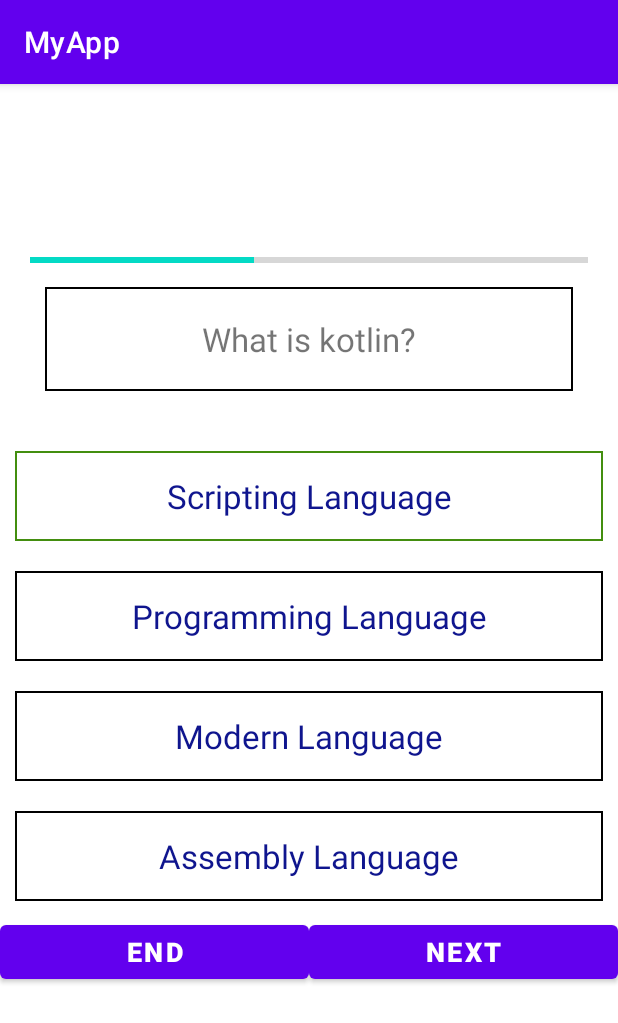
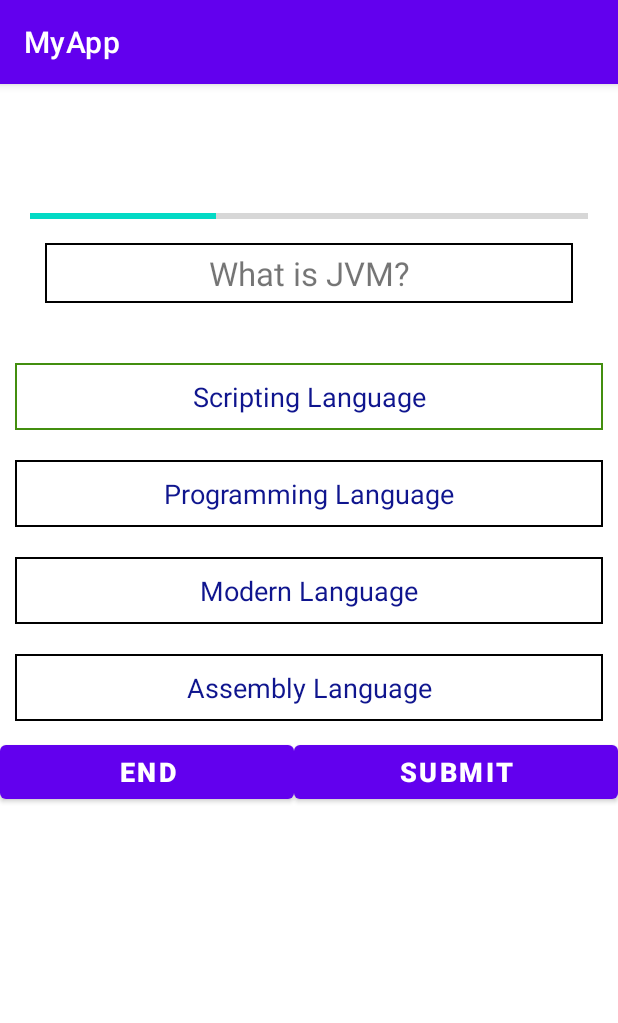
Before and after one commit to neha-0415/KotlinDemo, an Android app: the QuizActivity screen opened directly, with no data from a screen before it, after a tap on "Scripting Language", on a phone screen of 412 x 824 dp. Shown: the top 1023 px of the screen. Run offline under Robolectric (Android 15) with nearby library versions, the phone set to English and light mode, and no system bars; 2 statements that could not run were skipped.

Commit message:
QuizActivity 2.3

```diff
--- a/app/src/main/AndroidManifest.xml
+++ b/app/src/main/AndroidManifest.xml
@@ -1,7 +1,8 @@
 <?xml version="1.0" encoding="utf-8"?>
 <manifest xmlns:android="http://schemas.android.com/apk/res/android"
     package="com.example.myapp">
-
+    <uses-permission android:name="android.permission.INTERNET" />
+    <uses-permission android:name="android.permission.ACCESS_NETWORK_STATE"/>
     <application
         android:allowBackup="true"
         android:icon="@mipmap/ic_launcher"
--- a/app/src/main/java/com/example/myapp/QuizActivity.kt
+++ b/app/src/main/java/com/example/myapp/QuizActivity.kt
@@ -1,10 +1,13 @@
 package com.example.myapp
 
+import android.content.Intent
 import androidx.appcompat.app.AppCompatActivity
 import android.os.Bundle
 import android.view.View
 import android.widget.Button
+import android.widget.ProgressBar
 import android.widget.TextView
+import android.widget.Toast
 import androidx.core.content.ContextCompat
 
 class QuizActivity : AppCompatActivity(),View.OnClickListener{
@@ -12,12 +15,10 @@ class QuizActivity : AppCompatActivity(),View.OnClickListener{
     private var listOfQuestions:ArrayList<Questions>? = null
     var currentPosition = 1;
     lateinit var question:TextView
-    lateinit var optionOne:TextView
-    lateinit var optionTwo:TextView
-    lateinit var optionThree:TextView
-    lateinit var optionFour:TextView
     lateinit var submitBtn:Button
     var selectedChoice:Int=0
+    lateinit var optionList:List<TextView>
+    var score:Int =0
 
 
     override fun onCreate(savedInstanceState: Bundle?) {
@@ -27,17 +28,29 @@ class QuizActivity : AppCompatActivity(),View.OnClickListener{
         var utility = Utility()
         listOfQuestions = utility.getQuestion()
 
+        //listOfQuestions=utility.getQuestionsFromGithub()
+
         var name:String? = intent.getStringExtra("name")
         var q_name = findViewById<TextView>(R.id.q_name_)
         q_name.text= name
 
-        optionOne = findViewById<TextView>(R.id.tv_option_one)
-        optionTwo = findViewById<TextView>(R.id.tv_option_two)
-        optionThree = findViewById<TextView>(R.id.tv_option_three)
-        optionFour = findViewById<TextView>(R.id.tv_option_four)
+        var optionOne = findViewById<TextView>(R.id.tv_option_one)
+        var optionTwo = findViewById<TextView>(R.id.tv_option_two)
+        var optionThree = findViewById<TextView>(R.id.tv_option_three)
+        var optionFour = findViewById<TextView>(R.id.tv_option_four)
+
+        val progressBar = findViewById<ProgressBar>(R.id.q_progress)
+        progressBar.max =listOfQuestions!!.size
+        progressBar.progress=currentPosition
         submitBtn=findViewById<Button>(R.id.q_btn_next)
 
+        optionList = listOf<TextView>(optionOne,optionTwo,optionThree,optionFour)
+
         setQuestion();
+
+        for(option in optionList){
+            option.setOnClickListener(this)
+        }
 
         optionOne.setOnClickListener(this)
         optionTwo.setOnClickListener(this)
@@ -46,63 +59,93 @@ class QuizActivity : AppCompatActivity(),View.OnClickListener{
 
         submitBtn.setOnClickListener(View.OnClickListener {
             var ans = listOfQuestions!!.get(currentPosition-1).answer
-            checkAnswer(ans,selectedChoice);
+            val btnText:String = submitBtn.text.toString()
+            when(btnText){
+                "SUBMIT" ->{
+                    checkAnswer(ans,selectedChoice);
+                    for(option in optionList){
+                        option.setClickable(false)
+                    }
+                    if(listOfQuestions!!.size==currentPosition){
+                        submitBtn.setText("FINISH")
+                    }
+                    else {
+                        submitBtn.setText("NEXT");
+                    }
+                }
+                "NEXT" -> {
+                    currentPosition++
+                    setQuestion();
+                    for(option in optionList) {
+                        option.setClickable(true)
+                    }
+                    progressBar.progress=currentPosition
+                }
+                "FINISH" ->{
+                    Toast.makeText(this, "Your Score is $score", Toast.LENGTH_LONG).show()
+                    var intent = Intent(this,SonetQuiz()::class.java)
+                    startActivity(intent)
+                    finish()
+                }
+            }
         })
     }
 
-    private fun checkAnswer(ans:Int,id:Int) {
-        when(ans){
+    private fun checkAnswer(ans:Int,selectedChoice:Int) {
+        when(selectedChoice){
             1 -> {
-                if(ans == id)
-                    optionOne.background = ContextCompat.getDrawable(this, R.drawable.right_option_color)
-                else
-                    optionOne.background = ContextCompat.getDrawable(this, R.drawable.wrong_option_color)
+                optionList.get(selectedChoice-1).background=ContextCompat.getDrawable(this, R.drawable.wrong_option_color)
+                optionList.get(ans-1).background = ContextCompat.getDrawable(this, R.drawable.right_option_color)
             }
             2 -> {
-                if(ans == id)
-                    optionTwo.background = ContextCompat.getDrawable(this, R.drawable.right_option_color)
-                else
-                    optionTwo.background = ContextCompat.getDrawable(this, R.drawable.wrong_option_color)
+                optionList.get(selectedChoice-1).background=ContextCompat.getDrawable(this, R.drawable.wrong_option_color)
+                optionList.get(ans-1).background = ContextCompat.getDrawable(this, R.drawable.right_option_color)
             }
             3 -> {
-                if(ans == id)
-                    optionThree.background = ContextCompat.getDrawable(this, R.drawable.right_option_color)
-                else
-                    optionThree.background = ContextCompat.getDrawable(this, R.drawable.wrong_option_color)
+                optionList.get(selectedChoice-1).background=ContextCompat.getDrawable(this, R.drawable.wrong_option_color)
+                optionList.get(ans-1).background = ContextCompat.getDrawable(this, R.drawable.right_option_color)
             }
             4 -> {
-                if(ans == id)
-                    optionFour.background = ContextCompat.getDrawable(this, R.drawable.right_option_color)
-                else
-                    optionFour.background = ContextCompat.getDrawable(this, R.drawable.wrong_option_color)
+                optionList.get(selectedChoice-1).background=ContextCompat.getDrawable(this, R.drawable.wrong_option_color)
+                optionList.get(ans-1).background = ContextCompat.getDrawable(this, R.drawable.right_option_color)
             }
+        }
+        if(ans==selectedChoice){
+            score+=1
         }
     }
 
     fun setQuestion() {
         var questionObject = listOfQuestions!!.get(currentPosition - 1)
-        var question = findViewById<TextView>(R.id.q_question)
         question.text = questionObject.question
-        optionOne.text = questionObject.optOne
-        optionTwo.text = questionObject.optTwo
-        optionThree.text = questionObject.optThree
-        optionFour.text = questionObject.optFour
+
+        optionList.get(0).text = questionObject.optOne
+        optionList.get(1).text = questionObject.optTwo
+        optionList.get(2).text = questionObject.optThree
+        optionList.get(3).text = questionObject.optFour
+
+        defaultOption();
+        submitBtn.setText("SUBMIT")
     }
 
     override fun onClick(v: View) {
         //logic
         when(v.id){
             R.id.tv_option_one -> {
-               selectedoption(optionOne,R.drawable.selected_option_border_bg)
+               selectedoption(optionList.get(0),R.drawable.selected_option_border_bg)
+                selectedChoice=1
             }
             R.id.tv_option_two -> {
-                selectedoption(optionTwo,R.drawable.selected_option_border_bg)
+                selectedoption(optionList.get(1),R.drawable.selected_option_border_bg)
+                selectedChoice=2
             }
             R.id.tv_option_three -> {
-                selectedoption(optionThree,R.drawable.selected_option_border_bg)
+                selectedoption(optionList.get(2),R.drawable.selected_option_border_bg)
+                selectedChoice=3
             }
             R.id.tv_option_four -> {
-                selectedoption(optionFour,R.drawable.selected_option_border_bg)
+                selectedoption(optionList.get(3),R.drawable.selected_option_border_bg)
+                selectedChoice=4
             }
         }
     }
@@ -114,9 +157,9 @@ class QuizActivity : AppCompatActivity(),View.OnClickListener{
     }
 
     private fun defaultOption() {
-        optionOne.background = ContextCompat.getDrawable(this, R.drawable.default_option_border_bg)
-        optionTwo.background = ContextCompat.getDrawable(this, R.drawable.default_option_border_bg)
-        optionThree.background = ContextCompat.getDrawable(this, R.drawable.default_option_border_bg)
-        optionFour.background = ContextCompat.getDrawable(this, R.drawable.default_option_border_bg)
+        optionList.get(0).background = ContextCompat.getDrawable(this, R.drawable.default_option_border_bg)
+        optionList.get(1).background = ContextCompat.getDrawable(this, R.drawable.default_option_border_bg)
+        optionList.get(2).background = ContextCompat.getDrawable(this, R.drawable.default_option_border_bg)
+        optionList.get(3).background = ContextCompat.getDrawable(this, R.drawable.default_option_border_bg)
     }
 }
--- a/app/src/main/java/com/example/myapp/Utility.kt
+++ b/app/src/main/java/com/example/myapp/Utility.kt
@@ -1,13 +1,29 @@
 package com.example.myapp
+
+import java.net.URL
+import javax.net.ssl.HttpsURLConnection
 
 class Utility {
     fun getQuestion():ArrayList<Questions>{
         var list = ArrayList<Questions>()
         //logic
-        var q1 = Questions(1,"What is kotlin?","Scripting Language","Programming Language","Modern Language","Assembly Language",1)
-        var q2 = Questions(1,"What is Java?","Scripting Language","Programming Language","Modern Language","Assembly Language",2)
+        var q1 = Questions(1,"What is kotlin?","Scripting Language","Programming Language","Modern Language","Assembly Language",3)
+        var q2 = Questions(2,"What is Java?","Scripting Language","Programming Language","Modern Language","Assembly Language",2)
+        var q3 = Questions(3,"What is Browser?","Apple Software","Google Tool","Desktop/Mobile Client","Language",3)
+
         list.add(q1)
         list.add(q2)
+        list.add(q3)
+        return list;
+    }
+
+    fun getQuestionsFromGithub():ArrayList<Questions>{
+        var list = ArrayList<Questions>()
+        //logic
+        Thread(Runnable {
+            var response = URL("https://raw.githubusercontent.com/neha-0415/SONET-Kotlin-1/patch-1/questions.json").readText()
+
+        }).start()
 
         return list;
     }
--- a/app/src/main/res/layout/activity_quiz.xml
+++ b/app/src/main/res/layout/activity_quiz.xml
@@ -26,7 +26,7 @@
             android:gravity="center"
             android:layout_margin="10dp"
             android:textSize="22sp"
-            android:padding="20dp"
+            android:padding="5dp"
             >
 
         </TextView>
@@ -50,7 +50,7 @@
             android:gravity="center"
             android:layout_margin="10dp"
             android:textSize="22sp"
-            android:padding="20dp"
+            android:padding="5dp"
             android:background="@drawable/default_option_border_bg"
             >
 
@@ -68,11 +68,11 @@
             android:layout_width="match_parent"
             android:layout_height="wrap_content"
             android:text="Apple is a company"
-            android:textSize="22sp"
+            android:textSize="18sp"
             android:textColor="#0F158E"
             android:gravity="center"
             android:layout_margin="10dp"
-            android:padding="15dp"
+            android:padding="10dp"
             android:background="@drawable/default_option_border_bg"
             >
         </TextView>
@@ -81,11 +81,11 @@
             android:layout_width="match_parent"
             android:layout_height="wrap_content"
             android:text="Apple is a company"
-            android:textSize="22sp"
+            android:textSize="18sp"
             android:textColor="#0F158E"
             android:gravity="center"
             android:layout_margin="10dp"
-            android:padding="15dp"
+            android:padding="10dp"
             android:background="@drawable/default_option_border_bg"
             >
         </TextView>
@@ -94,11 +94,11 @@
             android:layout_width="match_parent"
             android:layout_height="wrap_content"
             android:text="Apple is a company"
-            android:textSize="22sp"
+            android:textSize="18sp"
             android:textColor="#0F158E"
             android:gravity="center"
             android:layout_margin="10dp"
-            android:padding="15dp"
+            android:padding="10dp"
             android:background="@drawable/default_option_border_bg"
             >
         </TextView>
@@ -107,11 +107,11 @@
             android:layout_width="match_parent"
             android:layout_height="wrap_content"
             android:text="Apple is a company"
-            android:textSize="22sp"
+            android:textSize="18sp"
             android:textColor="#0F158E"
             android:gravity="center"
             android:layout_margin="10dp"
-            android:padding="15dp"
+            android:padding="10dp"
             android:background="@drawable/default_option_border_bg"
             >
         </TextView>
```
